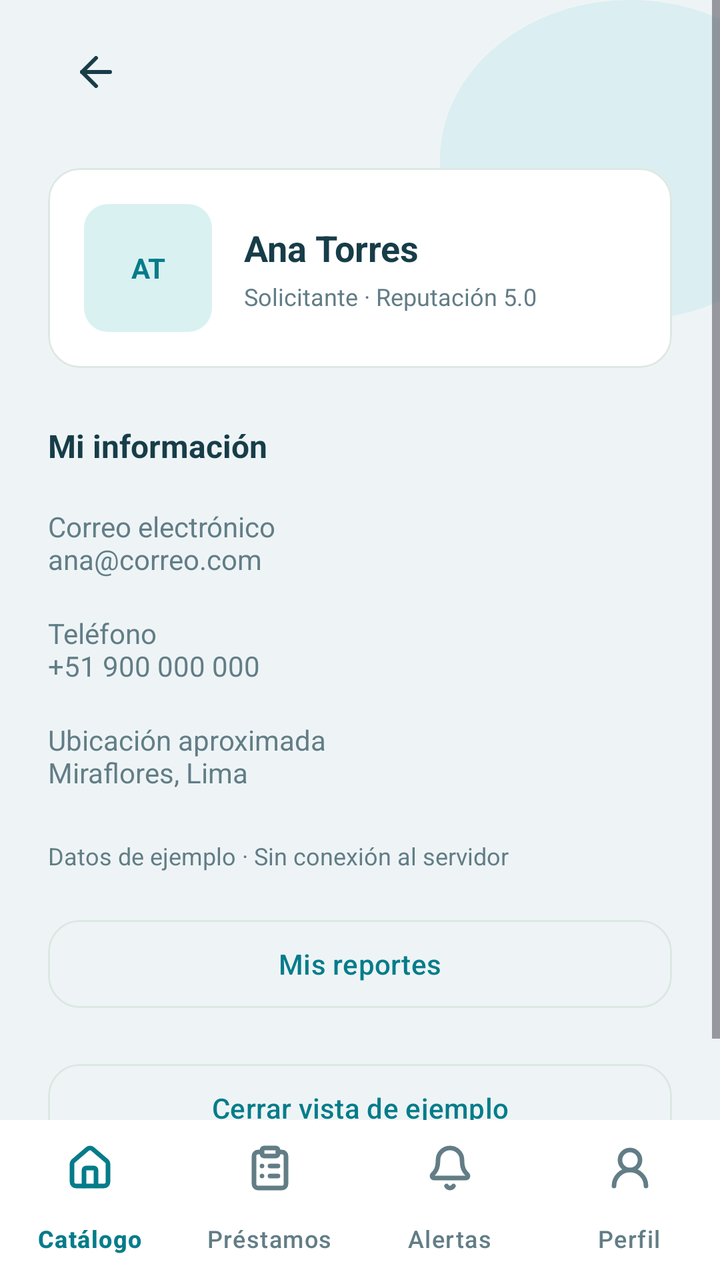
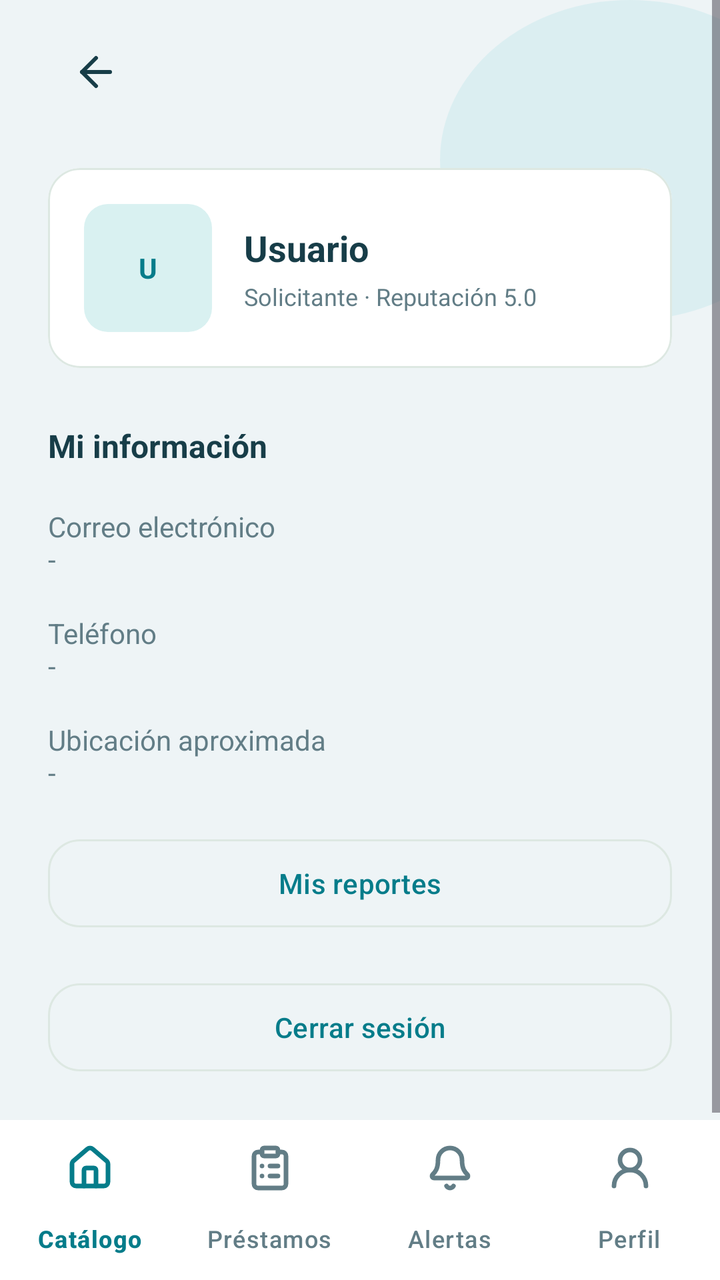

Compare the two renders of this Android layout. The source of the first and the diff that turns it into the second are given below.
<!-- AndroidManifest.xml: application theme Theme.RedSoporteX -->
<!-- res/layout/fragment_profile.xml -->
<LinearLayout xmlns:android="http://schemas.android.com/apk/res/android"
    xmlns:app="http://schemas.android.com/apk/res-auto"
    android:layout_width="match_parent"
    android:layout_height="match_parent"
    android:background="@color/surface_background"
    android:orientation="vertical">

    <ScrollView
        android:layout_width="match_parent"
        android:layout_height="0dp"
        android:layout_weight="1"
        android:fillViewport="true">

        <FrameLayout
            android:layout_width="match_parent"
            android:layout_height="wrap_content"
            android:clipChildren="true">

            <ImageView
                android:layout_width="190dp"
                android:layout_height="160dp"
                android:layout_gravity="top|end"
                android:importantForAccessibility="no"
                android:src="@drawable/extra_profile_shape"
                android:translationX="50dp" />

            <LinearLayout
                android:layout_width="match_parent"
                android:layout_height="wrap_content"
                android:orientation="vertical"
                android:paddingHorizontal="24dp"
                android:paddingTop="12dp"
                android:paddingBottom="24dp">

                <include
                    android:id="@+id/toolbar"
                    layout="@layout/component_toolbar" />

                <com.google.android.material.card.MaterialCardView
                    android:layout_width="match_parent"
                    android:layout_height="wrap_content"
                    android:layout_marginTop="24dp"
                    app:cardBackgroundColor="@color/surface_card"
                    app:cardCornerRadius="16dp"
                    app:cardElevation="0dp"
                    app:strokeColor="@color/outline_figma"
                    app:strokeWidth="1dp">

                    <LinearLayout
                        android:layout_width="match_parent"
                        android:layout_height="wrap_content"
                        android:gravity="center_vertical"
                        android:orientation="horizontal"
                        android:padding="18dp">

                        <TextView
                            android:layout_width="64dp"
                            android:layout_height="64dp"
                            android:background="@drawable/bg_status"
                            android:gravity="center"
                            android:text="@string/profile_avatar"
                            android:textColor="@color/primary"
                            android:textStyle="bold" />

                        <LinearLayout
                            android:layout_width="match_parent"
                            android:layout_height="wrap_content"
                            android:layout_marginStart="16dp"
                            android:orientation="vertical">

                            <TextView
                                android:id="@+id/tv_name"
                                android:layout_width="match_parent"
                                android:layout_height="wrap_content"
                                android:layout_marginTop="0dp"
                                android:text="@string/profile_name"
                                android:textColor="@color/text_primary"
                                android:textSize="18sp"
                                android:textStyle="bold" />

                            <TextView
                                android:id="@+id/tv_role"
                                android:layout_width="match_parent"
                                android:layout_height="wrap_content"
                                android:layout_marginTop="4dp"
                                android:text="@string/profile_role"
                                android:textColor="@color/text_secondary"
                                android:textSize="12sp" />
                        </LinearLayout>
                    </LinearLayout>
                </com.google.android.material.card.MaterialCardView>

                <TextView
                    android:id="@+id/tv_profile_info"
                    android:layout_width="match_parent"
                    android:layout_height="wrap_content"
                    android:layout_marginTop="28dp"
                    android:text="@string/profile_info"
                    android:textColor="@color/text_primary"
                    android:textSize="16sp"
                    android:textStyle="bold" />

                <TextView
                    android:id="@+id/tv_email"
                    android:layout_width="match_parent"
                    android:layout_height="wrap_content"
                    android:layout_marginTop="20dp"
                    android:text="@string/profile_email"
                    android:textColor="@color/text_secondary"
                    android:textSize="14sp" />

                <TextView
                    android:id="@+id/tv_phone"
                    android:layout_width="match_parent"
                    android:layout_height="wrap_content"
                    android:layout_marginTop="18dp"
                    android:text="@string/profile_phone"
                    android:textColor="@color/text_secondary"
                    android:textSize="14sp" />

                <TextView
                    android:id="@+id/tv_address"
                    android:layout_width="match_parent"
                    android:layout_height="wrap_content"
                    android:layout_marginTop="18dp"
                    android:text="@string/profile_location"
                    android:textColor="@color/text_secondary"
                    android:textSize="14sp" />

                <TextView
                    android:id="@+id/tv_demo"
                    android:layout_width="match_parent"
                    android:layout_height="wrap_content"
                    android:layout_marginTop="24dp"
                    android:text="@string/demo_notice"
                    android:textColor="@color/text_secondary"
                    android:textSize="12sp" />

                <com.google.android.material.button.MaterialButton
                    android:id="@+id/btn_reports"
                    style="@style/Widget.RedSoporte.Button.Secondary"
                    android:layout_width="match_parent"
                    android:layout_height="52dp"
                    android:layout_marginTop="20dp"
                    android:text="@string/my_reports" />

                <com.google.android.material.button.MaterialButton
                    android:id="@+id/btn_logout"
                    style="@style/Widget.RedSoporte.Button.Secondary"
                    android:layout_width="match_parent"
                    android:layout_height="52dp"
                    android:layout_marginTop="20dp"
                    android:text="@string/logout" />
            </LinearLayout>
        </FrameLayout>
    </ScrollView>

    <include
        android:id="@+id/bottom_nav"
        layout="@layout/component_bottom_nav" />
</LinearLayout>
<!-- res/layout/component_toolbar.xml (included above) -->
<LinearLayout xmlns:android="http://schemas.android.com/apk/res/android"
    android:layout_width="match_parent"
    android:layout_height="wrap_content"
    android:gravity="center_vertical"
    android:orientation="horizontal">

    <ImageButton
        android:id="@+id/btn_volver"
        android:layout_width="48dp"
        android:layout_height="48dp"
        android:background="?attr/selectableItemBackgroundBorderless"
        android:contentDescription="@string/back"
        android:padding="12dp"
        android:src="@drawable/ic_auth_arrow" />

    <TextView
        android:id="@+id/tv_titulo"
        android:layout_width="0dp"
        android:layout_height="wrap_content"
        android:layout_weight="1"
        android:textColor="@color/text_primary"
        android:textSize="20sp"
        android:textStyle="bold" />
</LinearLayout>
<!-- res/layout/component_bottom_nav.xml (included above) -->
<com.google.android.material.bottomnavigation.BottomNavigationView xmlns:android="http://schemas.android.com/apk/res/android"
    xmlns:app="http://schemas.android.com/apk/res-auto"
    android:id="@+id/bottom_navigation"
    android:layout_width="match_parent"
    android:layout_height="wrap_content"
    android:background="@color/surface_card"
    app:backgroundTint="@color/surface_card"
    app:elevation="0dp"
    app:itemActiveIndicatorStyle="@style/Widget.RedSoporte.NavigationIndicator"
    app:itemIconTint="@color/nav_icon"
    app:itemTextColor="@color/nav_icon"
    app:labelVisibilityMode="labeled"
    app:menu="@menu/main_bottom_menu" />
<!-- resources referenced by this layout -->
<resources>
  <color name="outline_figma">#DDE8E2</color>
  <color name="primary">#057C8A</color>
  <color name="surface_background">#EEF4F6</color>
  <color name="surface_card">#FFFFFF</color>
  <color name="text_primary">#173D48</color>
  <color name="text_secondary">#627D86</color>
  <!-- drawable bg_status (drawable) -->
  <shape xmlns:android="http://schemas.android.com/apk/res/android"><solid android:color="@color/surface_accent"/><corners android:radius="12dp"/></shape>
  <!-- drawable extra_profile_shape (drawable) -->
  <vector xmlns:android="http://schemas.android.com/apk/res/android" android:width="190dp" android:height="160dp" android:viewportWidth="190" android:viewportHeight="160">
      <path android:pathData="M 0.0,80.0 a 95.0,80.0 0 1,0 190.0,0 a 95.0,80.0 0 1,0 -190.0,0" android:fillColor="#C9E8EC" android:fillAlpha="0.5" />
  </vector>
  <!-- drawable ic_auth_arrow (drawable) -->
  <vector xmlns:android="http://schemas.android.com/apk/res/android" android:width="24dp" android:height="24dp" android:viewportWidth="24" android:viewportHeight="24">
      <path android:pathData="M12 19L5 12L12 5" android:fillColor="@android:color/transparent" android:strokeColor="#173D48" android:strokeWidth="2" android:strokeLineCap="round" android:strokeLineJoin="round" />
      <path android:pathData="M19 12H5" android:fillColor="@android:color/transparent" android:strokeColor="#173D48" android:strokeWidth="2" android:strokeLineCap="round" android:strokeLineJoin="round" />
  </vector>
  <string name="back">Volver</string>
  <string name="demo_notice">Datos de ejemplo · Sin conexión al servidor</string>
  <string name="logout">Cerrar vista de ejemplo</string>
  <string name="my_reports">Mis reportes</string>
  <string name="profile_avatar">AT</string>
  <string name="profile_email">Correo electrónico\nana@correo.com</string>
  <string name="profile_info">Mi información</string>
  <string name="profile_location">Ubicación aproximada\nMiraflores, Lima</string>
  <string name="profile_name">Ana Torres</string>
  <string name="profile_phone">Teléfono\n+51 900 000 000</string>
  <string name="profile_role">Solicitante · Reputación 5.0</string>
  <style name="Widget.RedSoporte.Button.Secondary" parent="Widget.Material3.Button.OutlinedButton">
          <item name="strokeColor">@color/outline_figma</item>
          <item name="strokeWidth">1dp</item>
          <item name="android:minHeight">@dimen/touch_target_min</item>
          <item name="cornerRadius">@dimen/corner_large</item>
          <item name="android:textAllCaps">false</item>
      </style>
  <style name="Widget.RedSoporte.NavigationIndicator" parent="Widget.Material3.BottomNavigationView.ActiveIndicator"><item name="android:color">@color/surface_accent</item></style>
  <style name="Theme.RedSoporteX" parent="Theme.Material3.Light.NoActionBar">
          <item name="colorPrimary">@color/primary</item>
          <item name="colorOnPrimary">@color/on_primary</item>
          <item name="colorSurface">@color/surface_card</item>
          <item name="android:windowLightStatusBar">true</item>
          <item name="android:windowLightNavigationBar">true</item>
          <item name="android:windowBackground">@color/surface_background</item>
      </style>
  <color name="surface_accent">#D9F1F1</color>
  <dimen name="touch_target_min">48dp</dimen>
  <dimen name="corner_large">16dp</dimen>
  <color name="on_primary">#FFFFFF</color>
</resources>

<!-- the commit's change to res/layout/fragment_profile.xml (unified diff, before → after) -->
@@ -54,6 +54,7 @@
                         android:padding="18dp">
 
                         <TextView
+                            android:id="@+id/tv_avatar"
                             android:layout_width="64dp"
                             android:layout_height="64dp"
                             android:background="@drawable/bg_status"
@@ -134,7 +135,8 @@
                     android:layout_marginTop="24dp"
                     android:text="@string/demo_notice"
                     android:textColor="@color/text_secondary"
-                    android:textSize="12sp" />
+                    android:textSize="12sp"
+                    android:visibility="gone" />
 
                 <com.google.android.material.button.MaterialButton
                     android:id="@+id/btn_reports"
<!-- resource entries referenced after the edit -->
@@ -18,15 +18,15 @@
       <path android:pathData="M19 12H5" android:fillColor="@android:color/transparent" android:strokeColor="#173D48" android:strokeWidth="2" android:strokeLineCap="round" android:strokeLineJoin="round" />
   </vector>
   <string name="back">Volver</string>
-  <string name="demo_notice">Datos de ejemplo · Sin conexión al servidor</string>
-  <string name="logout">Cerrar vista de ejemplo</string>
+  <string name="demo_notice">Conectado al servidor RedSoporte</string>
+  <string name="logout">Cerrar sesión</string>
   <string name="my_reports">Mis reportes</string>
-  <string name="profile_avatar">AT</string>
-  <string name="profile_email">Correo electrónico\nana@correo.com</string>
+  <string name="profile_avatar">U</string>
+  <string name="profile_email">Correo electrónico\n-</string>
   <string name="profile_info">Mi información</string>
-  <string name="profile_location">Ubicación aproximada\nMiraflores, Lima</string>
-  <string name="profile_name">Ana Torres</string>
-  <string name="profile_phone">Teléfono\n+51 900 000 000</string>
+  <string name="profile_location">Ubicación aproximada\n-</string>
+  <string name="profile_name">Usuario</string>
+  <string name="profile_phone">Teléfono\n-</string>
   <string name="profile_role">Solicitante · Reputación 5.0</string>
   <style name="Widget.RedSoporte.Button.Secondary" parent="Widget.Material3.Button.OutlinedButton">
           <item name="strokeColor">@color/outline_figma</item>
